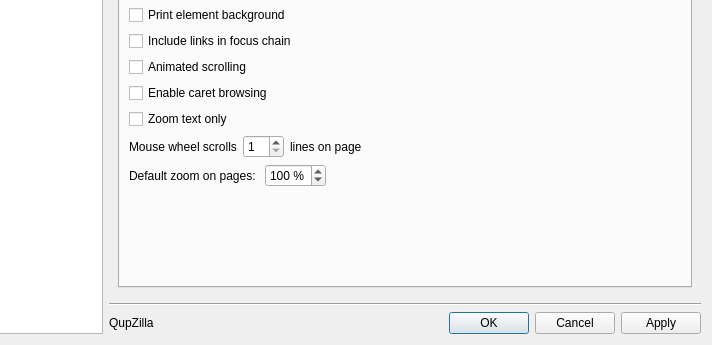
QupZilla/qupzilla, file src/lib/preferences/preferences.ui: the form before one commit; both pictures show x 128 to 840 and y 209 to 554 of the 840 by 554 pixel window.
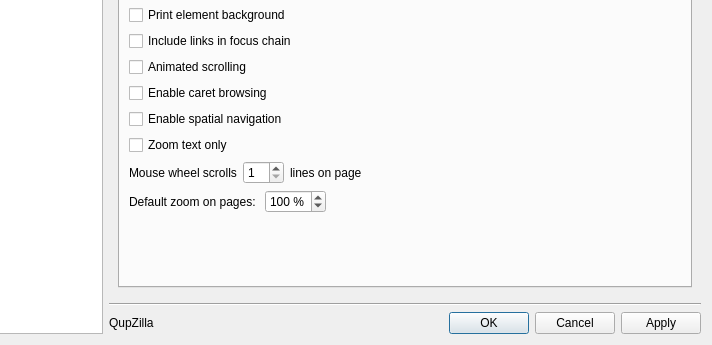
The form after the commit. The open tabs and pages were chosen to show the change. Custom widgets are drawn as their Qt base class.

Commit message: Add spatial navigation option

```diff
--- a/src/lib/preferences/preferences.ui
+++ b/src/lib/preferences/preferences.ui
@@ -140,8 +140,8 @@
        <rect>
         <x>0</x>
         <y>0</y>
-        <width>596</width>
-        <height>456</height>
+        <width>602</width>
+        <height>469</height>
        </rect>
       </property>
       <layout class="QVBoxLayout" name="verticalLayout_4">
@@ -1086,6 +1086,13 @@
                    </property>
                   </widget>
                  </item>
+                 <item>
+                  <widget class="QCheckBox" name="spatialNavigation">
+                   <property name="text">
+                    <string>Enable spatial navigation</string>
+                   </property>
+                  </widget>
+                 </item>
                  <item>
                   <widget class="QCheckBox" name="zoomTextOnly">
                    <property name="text">
```
The commit also changes 2 other files.
